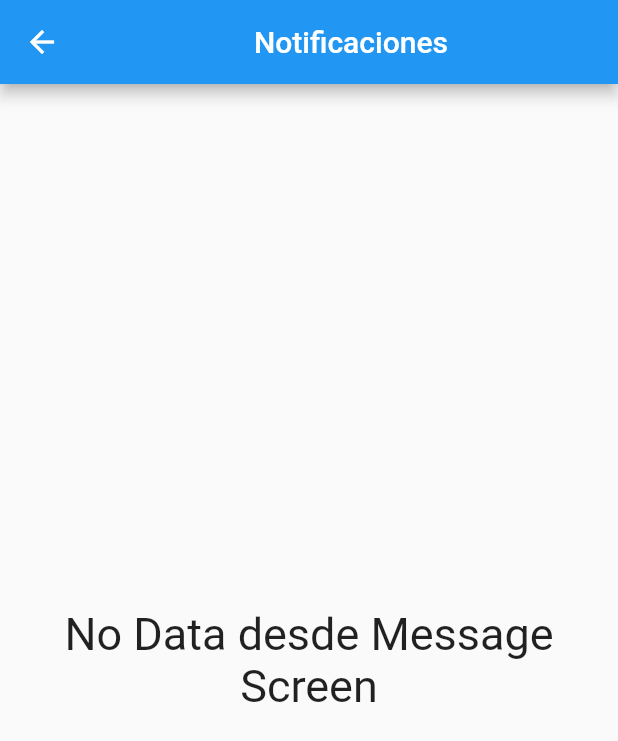
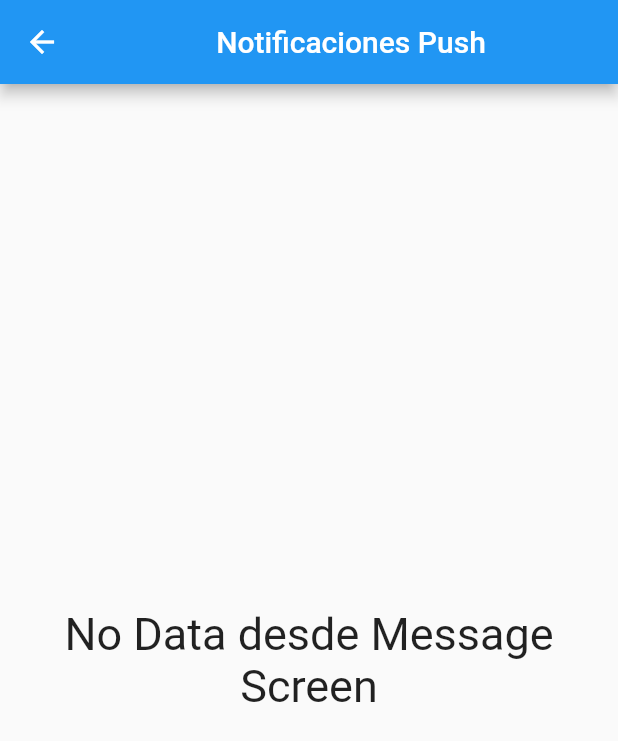
Before and after one commit to JeancarlosCarvajal/Aplicacion-de-Pruebas-para-Enviar-Notificaciones-reales-a-usuarios-objetivo-o-a-todos, a Flutter app: the MessageScreen screen opened by its route, on a phone screen of 412 x 824 dp. Shown: the top 741 px of the screen. Run offline on Flutter 3.47's test engine with Material 2 defaults, Android fonts, the phone set to English and light mode, and no system bars; our stand-ins replace firebase_core, firebase_messaging; accounts and stored records are empty.

Commit message:
Ultimas Correcciones al Git

```diff
--- a/lib/screens/message_screen.dart
+++ b/lib/screens/message_screen.dart
@@ -11,7 +11,7 @@ class MessageScreen extends StatelessWidget {
 
     return Scaffold(
       appBar: AppBar(
-        title: const Center(child: Text('Notificaciones')),
+        title: const Center(child: Text('Notificaciones Push')),
       ),
       body: Center(
         widthFactor: double.infinity,
```
